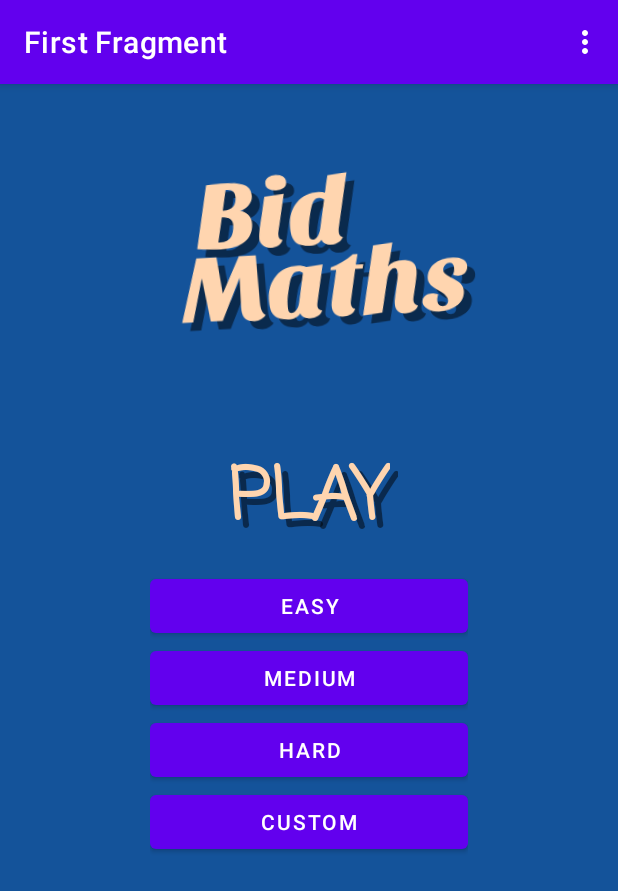
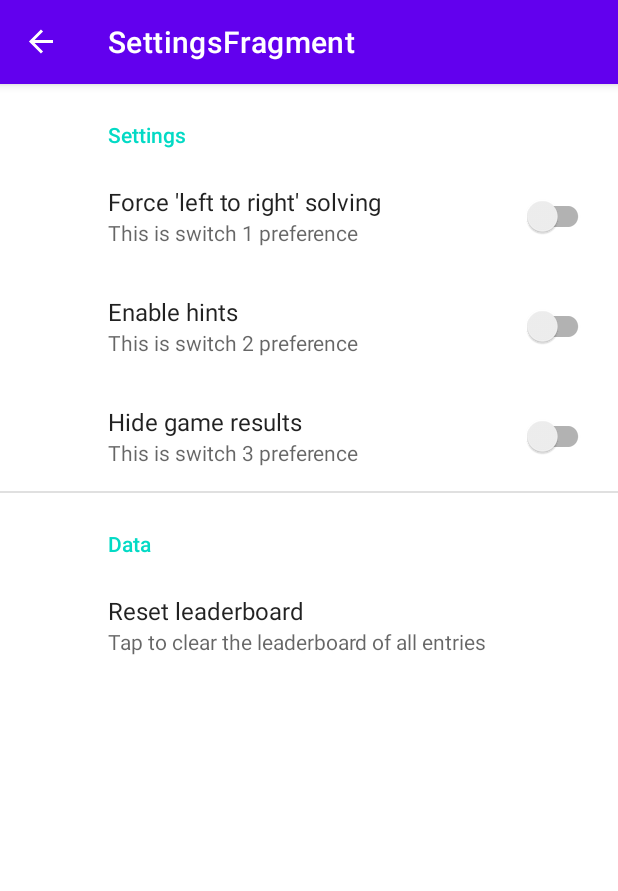
Before and after one commit to Traben-0/Bidma-th-s, an Android app: the screen it shows after launch (MainActivity), in the options menu, after a tap on "Settings", on a phone screen of 412 x 824 dp. Shown: the top 891 px of the screen. Run offline under Robolectric (Android 15) with nearby library versions, the phone set to English and light mode, and no system bars; our stand-ins replace androidx.preference, navigation-ui; 2 statements that could not run were skipped.

Commit message:
gameplay loop complete-ish settings screen added

```diff
--- a/app/src/main/java/com/traben/bidmaths/ActivityFragment.kt
+++ b/app/src/main/java/com/traben/bidmaths/ActivityFragment.kt
@@ -4,6 +4,7 @@ import android.content.Context
 import android.content.SharedPreferences
 import android.os.Bundle
 import android.view.LayoutInflater
+import android.view.Menu
 import android.view.View
 import android.view.ViewGroup
 import androidx.activity.addCallback
@@ -63,8 +64,15 @@ class ActivityFragment : Fragment() {
             //error
             findNavController().navigate(R.id.action_SecondFragment_to_FirstFragment)
         }
+        setHasOptionsMenu(true)
         return binding.root
 
+    }
+
+    @Deprecated("Deprecated in Java")
+    override fun onPrepareOptionsMenu(menu: Menu) {
+        super.onPrepareOptionsMenu(menu)
+        menu.clear()
     }
 
     lateinit var equation : ParsedMathEquation
--- a/app/src/main/java/com/traben/bidmaths/LandingFragment.kt
+++ b/app/src/main/java/com/traben/bidmaths/LandingFragment.kt
@@ -1,18 +1,12 @@
 package com.traben.bidmaths
 
-import android.content.Context
-import android.content.SharedPreferences
 import android.os.Bundle
+import android.view.*
+import android.view.animation.Animation
+import android.view.animation.AnimationUtils
 import androidx.fragment.app.Fragment
-import android.view.LayoutInflater
-import android.view.View
-import android.view.ViewGroup
-import android.view.animation.AnimationUtils
-import androidx.fragment.app.FragmentActivity
-import androidx.navigation.fragment.FragmentNavigator
 import androidx.navigation.fragment.findNavController
 import com.traben.bidmaths.databinding.FragmentLandingBinding
-import com.traben.bidmaths.maths.ParsedMathEquation
 
 /**
  * A simple [Fragment] subclass as the default destination in the navigation.
@@ -33,43 +27,55 @@ class LandingFragment : Fragment() {
         _binding = FragmentLandingBinding.inflate(inflater, container, false)
 
 
-        val animation = AnimationUtils.loadAnimation(context, R.anim.pulse_wobble)
+        binding.easyButton.setOnClickListener {
+            MathGame.loadEasyGame()
+            val action =  LandingFragmentDirections.actionStartGame(gameIteration = 0)
+            findNavController().navigate(action)
+        }
+        binding.mediumButton.setOnClickListener {
+            MathGame.loadMediumGame()
+            val action =  LandingFragmentDirections.actionStartGame(gameIteration = 0)
+            findNavController().navigate(action)
+        }
+        binding.hardButton.setOnClickListener {
+            MathGame.loadHardGame()
+            val action =  LandingFragmentDirections.actionStartGame(gameIteration = 0)
+            findNavController().navigate(action)
+        }
+        animation = AnimationUtils.loadAnimation(context, R.anim.pulse_wobble)
         val randomDuration = (500..1500).random() // Random duration between 500 and 1500 milliseconds
-        animation.duration = randomDuration.toLong()
-        binding.imageView.startAnimation(animation)
-        binding.imageViewShadow.startAnimation(animation)
+        animation?.duration = randomDuration.toLong()
+
 
         return binding.root
 
     }
 
+
+
+    private var animation : Animation? = null
+    override fun onResume() {
+        super.onResume()
+        binding.imageView.startAnimation(animation)
+        binding.imageViewShadow.startAnimation(animation)
+    }
+
     override fun onViewCreated(view: View, savedInstanceState: Bundle?) {
         super.onViewCreated(view, savedInstanceState)
 
-        val sharedPreferences: SharedPreferences? =context?.getSharedPreferences(PREFERENCES, Context.MODE_PRIVATE)
-        val respectLeftToRight : Boolean = sharedPreferences?.getBoolean(LEFT_TO_RIGHT_KEY,false) ?: false
-        //equation = ParsedMathEquation.createRandomExpression(3,respectLeftToRight)
+    }
 
 
-        binding.easyButton.setOnClickListener {
-            MathGame.loadEasyGame(respectLeftToRight)
-            val action =  LandingFragmentDirections.actionStartGame(gameIteration = 0)
-            findNavController().navigate(action)
-        }
-        binding.mediumButton.setOnClickListener {
-            MathGame.loadMediumGame(respectLeftToRight)
-            val action =  LandingFragmentDirections.actionStartGame(gameIteration = 0)
-            findNavController().navigate(action)
-        }
-        binding.hardButton.setOnClickListener {
-            MathGame.loadHardGame(respectLeftToRight)
-            val action =  LandingFragmentDirections.actionStartGame(gameIteration = 0)
-            findNavController().navigate(action)
-        }
+
+
+    override fun onPause() {
+        super.onPause()
+
     }
 
     override fun onDestroyView() {
         super.onDestroyView()
         _binding = null
+        animation = null
     }
 }
--- a/app/src/main/java/com/traben/bidmaths/MainActivity.kt
+++ b/app/src/main/java/com/traben/bidmaths/MainActivity.kt
@@ -1,7 +1,7 @@
 package com.traben.bidmaths
 
+import android.content.Context
 import android.os.Bundle
-import com.google.android.material.snackbar.Snackbar
 import androidx.appcompat.app.AppCompatActivity
 import androidx.navigation.findNavController
 import androidx.navigation.ui.AppBarConfiguration
@@ -9,11 +9,12 @@ import androidx.navigation.ui.navigateUp
 import androidx.navigation.ui.setupActionBarWithNavController
 import android.view.Menu
 import android.view.MenuItem
+import androidx.navigation.NavController
+import androidx.navigation.NavDestination
 import com.traben.bidmaths.databinding.ActivityMainBinding
 
 
-val PREFERENCES = "bidmaths_settings"
-val LEFT_TO_RIGHT_KEY = "respect_left_to_right"
+
 class MainActivity : AppCompatActivity() {
 
     private lateinit var appBarConfiguration: AppBarConfiguration
@@ -25,6 +26,8 @@ class MainActivity : AppCompatActivity() {
 
         binding = ActivityMainBinding.inflate(layoutInflater)
         setContentView(binding.root)
+
+        SettingsFragment.initSettings(getSharedPreferences(PREFERENCES, Context.MODE_PRIVATE))
 
         setSupportActionBar(binding.toolbar)
 
@@ -50,7 +53,10 @@ class MainActivity : AppCompatActivity() {
         // automatically handle clicks on the Home/Up button, so long
         // as you specify a parent activity in AndroidManifest.xml.
         return when (item.itemId) {
-            R.id.action_settings -> true
+            R.id.action_settings -> {
+                findNavController(R.id.nav_host_fragment_content_main).navigate(R.id.settingsFragment)
+                true
+            }
             else -> super.onOptionsItemSelected(item)
         }
     }
--- a/app/src/main/java/com/traben/bidmaths/Settings.kt
+++ /dev/null
@@ -1,6 +0,0 @@
-package com.traben.bidmaths
-
-class Settings {
-    companion object{
-    }
-}
--- /dev/null
+++ b/app/src/main/java/com/traben/bidmaths/SettingsFragment.kt
@@ -0,0 +1,115 @@
+package com.traben.bidmaths
+
+import android.app.AlertDialog
+import android.content.Context
+import android.content.DialogInterface
+import android.content.SharedPreferences
+import android.os.Bundle
+import android.view.LayoutInflater
+import android.view.Menu
+import android.view.View
+import android.view.ViewGroup
+import android.widget.Toast
+import androidx.preference.Preference
+import androidx.preference.PreferenceFragmentCompat
+
+
+const val PREFERENCES = "bidmaths_settings"
+const val LEFT_TO_RIGHT_KEY = "respect_left_to_right"
+const val HINT_KEY = "enable_hints"
+const val HIDE_RESULT_KEY = "hide_results"
+
+class SettingsFragment : PreferenceFragmentCompat() {
+
+    private var sharedPreferences: SharedPreferences? = null
+
+    override fun onCreatePreferences(savedInstanceState: Bundle?, rootKey: String?) {
+        // Retrieve the existing SharedPreferences instance
+        sharedPreferences = requireContext().getSharedPreferences(PREFERENCES, Context.MODE_PRIVATE);
+
+        // Set the existing SharedPreferences instance to the preference manager
+        preferenceManager.sharedPreferencesName = PREFERENCES;
+        preferenceManager.sharedPreferencesMode = Context.MODE_PRIVATE;
+
+        setPreferencesFromResource(R.xml.root_preferences, rootKey)
+
+
+    }
+
+    override fun onCreateView(
+        inflater: LayoutInflater,
+        container: ViewGroup?,
+        savedInstanceState: Bundle?
+    ): View {
+
+        setHasOptionsMenu(true)
+        return super.onCreateView(inflater, container, savedInstanceState)
+    }
+
+    @Deprecated("Deprecated in Java")
+    override fun onPrepareOptionsMenu(menu: Menu) {
+        super.onPrepareOptionsMenu(menu)
+        menu.clear()
+    }
+
+    override fun onViewCreated(view: View, savedInstanceState: Bundle?) {
+        super.onViewCreated(view, savedInstanceState)
+
+        val buttonPreference : Preference? = findPreference("reset_leaderboard")
+        buttonPreference?.setOnPreferenceClickListener{
+            displayConfirmationDialogBox("Are you sure you want to reset the leaderboard?",
+                { dialog,_ ->
+                    Toast.makeText(requireContext(), "Leaderboard reset.", Toast.LENGTH_SHORT).show()
+                    dialog.dismiss()
+                },
+                { dialog, _ ->
+                    dialog.dismiss()
+                }, requireContext()
+            )
+            true
+        }
+    }
+
+    //useful elsewhere maybe
+    public fun displayConfirmationDialogBox(message : String, yes: DialogInterface.OnClickListener, no: DialogInterface.OnClickListener,context: Context) {
+            val builder = AlertDialog.Builder(context)
+            builder.setTitle("Confirmation")
+                .setMessage(message)
+                .setPositiveButton("Yes",yes)
+                .setNegativeButton("No",no)
+            builder.create().show()
+
+    }
+
+    override fun onResume() {
+        super.onResume()
+        preferenceManager.sharedPreferences!!.registerOnSharedPreferenceChangeListener(this::onSharedPreferenceChanged)
+    }
+
+    override fun onPause() {
+        super.onPause()
+        preferenceManager.sharedPreferences!!.unregisterOnSharedPreferenceChangeListener(this::onSharedPreferenceChanged)
+    }
+
+    private fun onSharedPreferenceChanged(sharedPreferences: SharedPreferences, key: String) {
+        when (key) {
+            LEFT_TO_RIGHT_KEY   ->  respectLeftRight =  sharedPreferences.getBoolean(key, false)
+            HINT_KEY            ->  hintsEnabled =      sharedPreferences.getBoolean(key, false)
+            HIDE_RESULT_KEY     ->  hideResults =       sharedPreferences.getBoolean(key, false)
+        }
+    }
+
+    companion object{
+
+        var respectLeftRight = true
+        var hintsEnabled = true
+        var hideResults = false
+
+        fun initSettings(sharedPreferences: SharedPreferences?) {
+            respectLeftRight = sharedPreferences?.getBoolean(LEFT_TO_RIGHT_KEY,true) ?: true
+            hintsEnabled = sharedPreferences?.getBoolean(HINT_KEY,true) ?: true
+            hideResults = sharedPreferences?.getBoolean(HIDE_RESULT_KEY,false) ?: false
+        }
+
+    }
+}
--- a/app/src/main/java/com/traben/bidmaths/maths/IMathValue.kt
+++ b/app/src/main/java/com/traben/bidmaths/maths/IMathValue.kt
@@ -4,7 +4,7 @@ import android.content.Context
 import android.view.View
 import android.widget.TextView
 
-interface IMathValue : ParsedMathEquation.IMathComponent, java.io.Serializable {
+interface IMathValue : ParsedMathEquation.IMathComponent {
 
     var isNegative: Boolean
     fun invert()
--- a/app/src/main/java/com/traben/bidmaths/maths/MathBinaryExpressionComponent.kt
+++ b/app/src/main/java/com/traben/bidmaths/maths/MathBinaryExpressionComponent.kt
@@ -18,7 +18,7 @@ class MathBinaryExpressionComponent(
     val valueOne : IMathValue,
     val operator : MathOperator,
     val valueTwo : IMathValue
-    ) : IMathValue, java.io.Serializable {
+    ) : IMathValue {
 
     override var isNegative = false
 
--- a/app/src/main/java/com/traben/bidmaths/maths/MathNumber.kt
+++ b/app/src/main/java/com/traben/bidmaths/maths/MathNumber.kt
@@ -4,7 +4,7 @@ import android.content.Context
 import android.view.View
 import com.traben.bidmaths.maths.views.MathNumberView
 
-class MathNumber(var number : Double) : IMathValue, java.io.Serializable {
+class MathNumber(var number : Double) : IMathValue {
 
 
     override fun isValid(): Boolean {
--- a/app/src/main/java/com/traben/bidmaths/maths/ParsedMathEquation.kt
+++ b/app/src/main/java/com/traben/bidmaths/maths/ParsedMathEquation.kt
@@ -3,10 +3,11 @@ package com.traben.bidmaths.maths
 import android.content.Context
 import android.view.View
 import android.widget.TextView
+import com.traben.bidmaths.SettingsFragment
 import java.util.*
 
 
-class ParsedMathEquation( val validExpression: MathBinaryExpressionComponent?, val respectLeftRight : Boolean) : java.io.Serializable{
+class ParsedMathEquation( val validExpression: MathBinaryExpressionComponent?){
 
 
     var timesAnsweredWrong : Int = 0
@@ -27,7 +28,7 @@ class ParsedMathEquation( val validExpression: MathBinaryExpressionComponent?, v
 
 
     fun isNextOperationThisConsideringLeftToRight(operation : MathBinaryExpressionComponent): Boolean{
-        if (!respectLeftRight) return true
+        if (!SettingsFragment.respectLeftRight) return true
         return operation == getNextOperation()
     }
 
@@ -52,17 +53,17 @@ class ParsedMathEquation( val validExpression: MathBinaryExpressionComponent?, v
 
     companion object{
 
-        fun createRandomExpression( difficulty : Int, respectLeftRight: Boolean) : ParsedMathEquation{
+        fun createRandomExpression( difficulty : Int) : ParsedMathEquation{
             val diff = difficulty.coerceAtLeast(1).coerceAtMost(20)
             val depth = 1 + difficulty/5
-            return  createRandomExpression(diff,depth,1, respectLeftRight)
+            return  createRandomExpression(diff,depth,1)
         }
-        private fun createRandomExpression( difficulty : Int,depth : Int, iterations : Int, respectLeftRight: Boolean) : ParsedMathEquation{
+        private fun createRandomExpression( difficulty : Int,depth : Int, iterations : Int) : ParsedMathEquation{
             //max 10 attempts at generating a valid random expression
             if(iterations > 10){
-                // i'm not perfect lets pick from some known good examples as this is hopefully a rare case
+                // i'm not perfect lets pick from some known good examples as this is hopefully a rare
                 println("Failed to create random expression 10 times, defaulting to known expressions")
-                return parseExpressionAndPrepare(listOfGoodBackupExpressions.random(), respectLeftRight)
+                return parseExpressionAndPrepare(listOfGoodBackupExpressions.random())
             }
 
             //create a random structured expression
@@ -72,25 +73,25 @@ class ParsedMathEquation( val validExpression: MathBinaryExpressionComponent?, v
             generatedButNotValid.hasBrackets=false
             val stringExpression = generatedButNotValid.toString()
 
-            val possiblyValidExpression = parseExpressionAndPrepare(stringExpression, respectLeftRight)
+            val possiblyValidExpression = parseExpressionAndPrepare(stringExpression)
             return if(possiblyValidExpression.isValid()){
                 possiblyValidExpression
             }else{
                 //loop if was invalid
                 println("Failed #$iterations: $stringExpression")
                 //failures are expected as we construct them lazily and could easily have a divide by 0 result in the equation
-                createRandomExpression(difficulty,depth,iterations+1, respectLeftRight)
+                createRandomExpression(difficulty,depth,iterations+1)
             }
         }
 
-        fun parseExpressionAndPrepare(expression : String, respectLeftRight: Boolean) : ParsedMathEquation{
+        fun parseExpressionAndPrepare(expression : String) : ParsedMathEquation{
             if(expression.isBlank()){
-                return ParsedMathEquation(null,false)
+                return ParsedMathEquation(null)
             }
             try {//just in case
                 val parsedResult : IMathValue = parseExpression(expression, false)
                 if(parsedResult.isValid() && parsedResult is MathBinaryExpressionComponent){
-                    return ParsedMathEquation(parsedResult,respectLeftRight)
+                    return ParsedMathEquation(parsedResult)
                 }else {
                     println("FAILED: $parsedResult")
                 }
@@ -98,7 +99,7 @@ class ParsedMathEquation( val validExpression: MathBinaryExpressionComponent?, v
                 e.printStackTrace()
                 println("FAILED: ${e.cause}")
             }
-            return ParsedMathEquation(null,false)
+            return ParsedMathEquation(null)
         }
 
 
--- /dev/null
+++ b/app/src/main/res/drawable/baseline_thumb_up_24.xml
@@ -0,0 +1,5 @@
+<vector android:height="24dp" android:tint="#04E800"
+    android:viewportHeight="24" android:viewportWidth="24"
+    android:width="24dp" xmlns:android="http://schemas.android.com/apk/res/android">
+    <path android:fillColor="@android:color/white" android:pathData="M1,21h4L5,9L1,9v12zM23,10c0,-1.1 -0.9,-2 -2,-2h-6.31l0.95,-4.57 0.03,-0.32c0,-0.41 -0.17,-0.79 -0.44,-1.06L14.17,1 7.59,7.59C7.22,7.95 7,8.45 7,9v10c0,1.1 0.9,2 2,2h9c0.83,0 1.54,-0.5 1.84,-1.22l3.02,-7.05c0.09,-0.23 0.14,-0.47 0.14,-0.73v-2z"/>
+</vector>
--- a/app/src/main/res/navigation/nav_graph.xml
+++ b/app/src/main/res/navigation/nav_graph.xml
@@ -8,7 +8,7 @@
     <fragment
         android:id="@+id/FirstFragment"
         android:name="com.traben.bidmaths.LandingFragment"
-        android:label="@string/first_fragment_label"
+        android:label="Bid Ma(th)s"
         tools:layout="@layout/fragment_landing">
 
         <action
@@ -18,12 +18,15 @@
             app:exitAnim="@android:anim/fade_out" >
 
         </action>
+        <action
+            android:id="@+id/action_FirstFragment_to_settingsFragment"
+            app:destination="@id/settingsFragment" />
     </fragment>
     <fragment
 
         android:id="@+id/SecondFragment"
         android:name="com.traben.bidmaths.ActivityFragment"
-        android:label="@string/second_fragment_label"
+        android:label="Solve the equation!"
         tools:layout="@layout/fragment_activity">
         <argument
             android:name="gameIteration"
@@ -42,6 +45,24 @@
             app:popUpTo="@+id/FirstFragment">
 
         </action>
+        <action
+            android:id="@+id/action_SecondFragment_to_finishedFragment"
+            app:destination="@id/finishedFragment" />
 
     </fragment>
+    <fragment
+        android:id="@+id/settingsFragment"
+        android:name="com.traben.bidmaths.SettingsFragment"
+        android:label="SettingsFragment" />
+    <fragment
+        android:id="@+id/finishedFragment"
+        android:name="com.traben.bidmaths.FinishedFragment"
+        android:label="FinishedFragment" >
+        <action
+            android:id="@+id/action_finishedFragment_to_FirstFragment"
+            app:destination="@id/FirstFragment" />
+        <action
+            android:id="@+id/action_finishedFragment_to_SecondFragment"
+            app:destination="@id/SecondFragment" />
+    </fragment>
 </navigation>
--- /dev/null
+++ b/app/src/main/res/xml/root_preferences.xml
@@ -0,0 +1,38 @@
+<PreferenceScreen xmlns:app="http://schemas.android.com/apk/res-auto">
+
+    <!-- Switches Category -->
+    <PreferenceCategory
+        app:title="Settings">
+
+        <SwitchPreferenceCompat
+            app:key="respect_left_to_right"
+            app:title="Force 'left to right' solving"
+            app:summary="This is switch 1 preference" />
+
+        <SwitchPreferenceCompat
+            app:key="enable_hints"
+            app:title="Enable hints"
+            app:summary="This is switch 2 preference" />
+
+        <SwitchPreferenceCompat
+            app:key="hide_results"
+            app:title="Hide game results"
+            app:summary="This is switch 3 preference" />
+
+    </PreferenceCategory>
+
+    <!-- Button Category -->
+    <PreferenceCategory
+        app:title="Data">
+        <Preference
+            app:key="reset_leaderboard"
+            app:title="Reset leaderboard"
+            app:summary="Tap to clear the leaderboard of all entries" >
+
+
+        </Preference>
+
+    </PreferenceCategory>
+
+
+</PreferenceScreen>
```
Also changed, not shown: app/build.gradle (+4 -3 lines), app/src/main/java/com/traben/bidmaths/FinishedFragment.kt (added, +76 -0 lines), app/src/main/java/com/traben/bidmaths/MathGame.kt (+35 -8 lines), app/src/main/res/layout/fragment_finished.xml (added, +89 -0 lines), app/src/main/res/values/strings.xml (+16 -0 lines).
